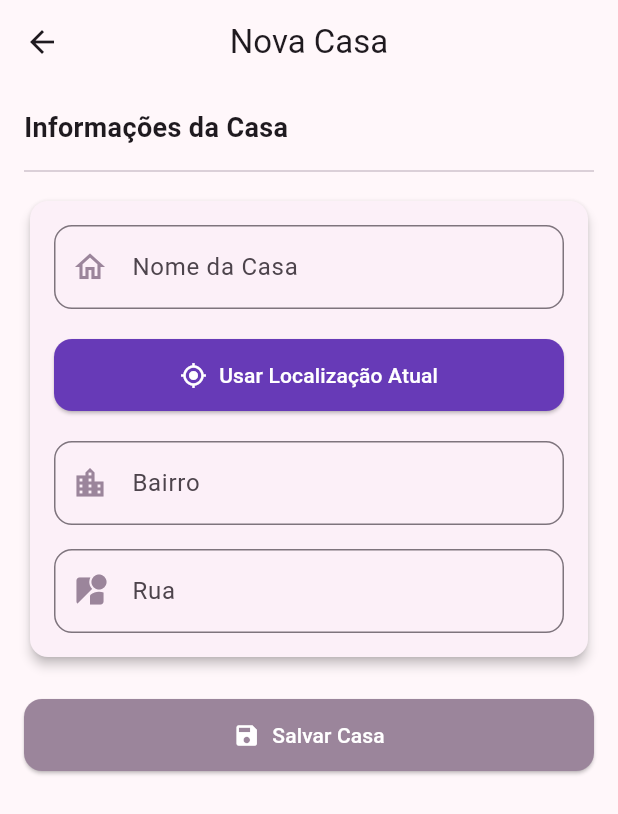
After one commit to DavyFelix/rentcontrol, a Flutter app: the AddCasaPage screen opened directly, on a phone screen of 412 x 824 dp. The commit adds this screen. Shown: the top 814 px of the screen. Run offline on Flutter 3.47's test engine with Material 3 defaults, Android fonts, the phone set to English and light mode, and no system bars; our stand-ins replace cloud_firestore, firebase_core, geolocator; missing offline and left inert: auth_package; accounts and stored records are empty; statements that could not run were skipped.

Commit message:
12. Responsividade das Paginas, Videos para comprovacao de salvamento ,adicionar casa e api internas e externas

```diff
--- a/lib/components/casaItem.dart
+++ b/lib/components/casaItem.dart
@@ -9,14 +9,14 @@ class CasaItem extends StatelessWidget {
   @override
   Widget build(BuildContext context) {
     return ListTile(
-      title: Text(data['nomeLK'] ?? 'Sem Nome'),
-    subtitle: Column(
-      crossAxisAlignment: CrossAxisAlignment.start,
-      children: [
-        Text(data['Rua'] ?? 'Sem Rua'),
-        Text(data['Bairro '] ?? 'Sem endereço'),
-      ],
-    ),
+      title: Text(data['nome'] ?? 'Sem Nome'),
+      subtitle: Column(
+        crossAxisAlignment: CrossAxisAlignment.start,
+        children: [
+          Text(data['rua'] ?? 'Sem Rua'),
+          Text(data['bairro'] ?? 'Sem endereço'),
+        ],
+      ),
       trailing: const Icon(Icons.chevron_right),
       onTap: onTap,
     );
--- a/lib/main.dart
+++ b/lib/main.dart
@@ -6,6 +6,7 @@ import 'package:rentcontrol/pages/cadastro_page.dart';
 import 'package:rentcontrol/pages/home_page.dart';
 import 'package:rentcontrol/pages/login_page.dart';
 import 'package:rentcontrol/pages/sobre_page.dart';
+import 'package:rentcontrol/providers/casa_provider.dart';
 import 'package:rentcontrol/providers/contas_provider.dart';
 import 'package:rentcontrol/routers/routers.dart';
 import 'firebase_options.dart';
@@ -25,6 +26,7 @@ class App extends StatelessWidget {
       providers: [
         ChangeNotifierProvider<RentsAuth>(create: (_) => RentsAuth()),
         ChangeNotifierProvider(create: (_) => ContasProvider()),
+        ChangeNotifierProvider(create: (_) => CasaProvider()),
       ],
       child: MaterialApp(
         title: 'Controle de Aluguel',
--- /dev/null
+++ b/lib/pages/cadastra_casa_page.dart
@@ -0,0 +1,226 @@
+import 'dart:convert';
+import 'package:flutter/material.dart';
+import 'package:cloud_firestore/cloud_firestore.dart';
+import 'package:provider/provider.dart';
+import 'package:rentcontrol/providers/casa_provider.dart';
+import 'package:rentcontrol/services/location_selector.dart';
+import 'package:geolocator/geolocator.dart';
+import 'package:http/http.dart' as http;
+
+class AddCasaPage extends StatefulWidget {
+  const AddCasaPage({super.key});
+
+  @override
+  State<AddCasaPage> createState() => _AddCasaPageState();
+}
+
+class _AddCasaPageState extends State<AddCasaPage> {
+  final _formKey = GlobalKey<FormState>();
+  final _nomeController = TextEditingController();
+  final _bairroController = TextEditingController();
+  final _ruaController = TextEditingController();
+  final _locationController = TextEditingController();
+
+  String? _locationText;
+  bool _carregandoLocalizacao = false;
+
+  void _salvar() {
+    if (_formKey.currentState!.validate()) {
+      final casaProvider = Provider.of<CasaProvider>(context, listen: false);
+
+      final novaCasa = {
+        'nome': _nomeController.text,
+        'bairro': _bairroController.text,
+        'rua': _ruaController.text,
+        'criadoEm': Timestamp.now(),
+      };
+
+      casaProvider.adicionarCasa(novaCasa).then((_) {
+        Navigator.pop(context);
+      });
+    }
+  }
+
+  Future<void> _buscarEnderecoPorCoordenadas(double lat, double lon) async {
+    final url = Uri.parse(
+      'https://nominatim.openstreetmap.org/reverse?format=json&lat=$lat&lon=$lon&addressdetails=1',
+    );
+
+    final response = await http.get(
+      url,
+      headers: {'User-Agent': 'catalogo-jogos-app'},
+    );
+
+    if (response.statusCode == 200) {
+      final data = jsonDecode(response.body);
+      final address = data['address'];
+
+      setState(() {
+        _bairroController.text =
+            address['suburb'] ??
+            address['neighbourhood'] ??
+            address['city_district'] ??
+            '';
+        _ruaController.text = address['road'] ?? '';
+        _locationText = data['display_name'] ?? '';
+        _locationController.text = _locationText!;
+      });
+    }
+  }
+
+  void _preencherBairroERua(Map<String, dynamic>? local) async {
+    if (local == null) return;
+    final lat = local['lat'];
+    final lon = local['lon'];
+    await _buscarEnderecoPorCoordenadas(lat, lon);
+  }
+
+  Future<void> _usarLocalizacaoAtual() async {
+    setState(() => _carregandoLocalizacao = true);
+
+    try {
+      final ativo = await Geolocator.isLocationServiceEnabled();
+      if (!ativo) throw Exception('Serviço de localização desativado.');
+
+      LocationPermission permissao = await Geolocator.checkPermission();
+      if (permissao == LocationPermission.denied) {
+        permissao = await Geolocator.requestPermission();
+      }
+      if (permissao == LocationPermission.deniedForever ||
+          permissao == LocationPermission.denied) {
+        throw Exception('Permissão negada.');
+      }
+
+      final pos = await Geolocator.getCurrentPosition(
+        desiredAccuracy: LocationAccuracy.high,
+      );
+
+      await _buscarEnderecoPorCoordenadas(pos.latitude, pos.longitude);
+    } catch (e) {
+      ScaffoldMessenger.of(
+        context,
+      ).showSnackBar(SnackBar(content: Text('Erro ao obter localização: $e')));
+    }
+
+    setState(() => _carregandoLocalizacao = false);
+  }
+
+  @override
+  void dispose() {
+    _nomeController.dispose();
+    _bairroController.dispose();
+    _ruaController.dispose();
+    _locationController.dispose();
+    super.dispose();
+  }
+
+  @override
+  Widget build(BuildContext context) {
+    final isWide = MediaQuery.of(context).size.width >= 600;
+    final maxWidth = isWide ? 600.0 : double.infinity;
+
+    return Scaffold(
+      appBar: AppBar(title: const Text('Nova Casa'), centerTitle: true),
+      body: SafeArea(
+        child: SingleChildScrollView(
+          padding: const EdgeInsets.all(16),
+          child: Center(
+            child: ConstrainedBox(
+              constraints: BoxConstraints(maxWidth: maxWidth),
+              child: Form(
+                key: _formKey,
+                child: Column(
+                  crossAxisAlignment: CrossAxisAlignment.stretch,
+                  children: [
+                    const Text(
+                      'Informações da Casa',
+                      style: TextStyle(
+                        fontSize: 18,
+                        fontWeight: FontWeight.bold,
+                      ),
+                    ),
+                    const Divider(height: 32),
+
+                    Card(
+                      elevation: 3,
+                      shape: RoundedRectangleBorder(
+                        borderRadius: BorderRadius.circular(12),
+                      ),
+                      child: Padding(
+                        padding: const EdgeInsets.all(16),
+                        child: Column(
+                          children: [
+                            TextFormField(
+                              controller: _nomeController,
+                              decoration: const InputDecoration(
+                                labelText: 'Nome da Casa',
+                                prefixIcon: Icon(Icons.home_outlined),
+                              ),
+                              validator:
+                                  (value) =>
+                                      value == null || value.isEmpty
+                                          ? 'Informe o nome'
+                                          : null,
+                            ),
+                            const SizedBox(height: 20),
+
+                            ElevatedButton.icon(
+                              onPressed:
+                                  _carregandoLocalizacao
+                                      ? null
+                                      : _usarLocalizacaoAtual,
+                              icon: const Icon(Icons.my_location),
+                              label: Text(
+                                _carregandoLocalizacao
+                                    ? 'Buscando localização...'
+                                    : 'Usar Localização Atual',
+                              ),
+                              style: ElevatedButton.styleFrom(
+                                backgroundColor: Colors.deepPurple,
+                                foregroundColor: Colors.white,
+                                minimumSize: const Size.fromHeight(45),
+                              ),
+                            ),
+                            const SizedBox(height: 20),
+
+                            TextFormField(
+                              controller: _bairroController,
+                              decoration: const InputDecoration(
+                                labelText: 'Bairro',
+                                prefixIcon: Icon(Icons.location_city_outlined),
+                              ),
+                            ),
+                            const SizedBox(height: 16),
+
+                            TextFormField(
+                              controller: _ruaController,
+                              decoration: const InputDecoration(
+                                labelText: 'Rua',
+                                prefixIcon: Icon(Icons.streetview_outlined),
+                              ),
+                            ),
+                          ],
+                        ),
+                      ),
+                    ),
+
+                    const SizedBox(height: 24),
+
+                    ElevatedButton.icon(
+                      onPressed: _salvar,
+                      icon: const Icon(Icons.save),
+                      label: const Text('Salvar Casa'),
+                      style: ElevatedButton.styleFrom(
+                        minimumSize: const Size.fromHeight(48),
+                      ),
+                    ),
+                  ],
+                ),
+              ),
+            ),
+          ),
+        ),
+      ),
+    );
+  }
+}
--- /dev/null
+++ b/lib/providers/casa_provider.dart
@@ -0,0 +1,13 @@
+import 'package:cloud_firestore/cloud_firestore.dart';
+import 'package:flutter/material.dart';
+
+class CasaProvider with ChangeNotifier {
+  final _casaCollection = FirebaseFirestore.instance.collection('casa');
+
+  Stream<QuerySnapshot> get casasStream => _casaCollection.snapshots();
+
+  Future<void> adicionarCasa(Map<String, dynamic> novaCasa) async {
+    await _casaCollection.add(novaCasa);
+    notifyListeners();
+  }
+}
--- a/pubspec.yaml
+++ b/pubspec.yaml
@@ -22,6 +22,8 @@ dependencies:
   firebase_auth: ^4.17.0
   cloud_firestore: ^4.8.3
   cupertino_icons: ^1.0.8
+  geolocator: ^11.0.0
+  geocoding: ^3.0.0
 
 dev_dependencies:
   fake_cloud_firestore: ^2.4.4
```
Also changed, not shown: lib/components/conta_card.dart (+41 -12 lines), lib/components/conta_dialog.dart (+23 -21 lines), lib/pages/cadastro_page.dart (+39 -16 lines), lib/pages/conta_page.dart (+17 -6 lines), lib/pages/home_page.dart (+27 -6 lines), lib/pages/login_page.dart (+24 -23 lines), lib/services/location_selector.dart (added, +131 -0 lines), lib/firebase_options.dart, pubspec.lock, 18 other files.
